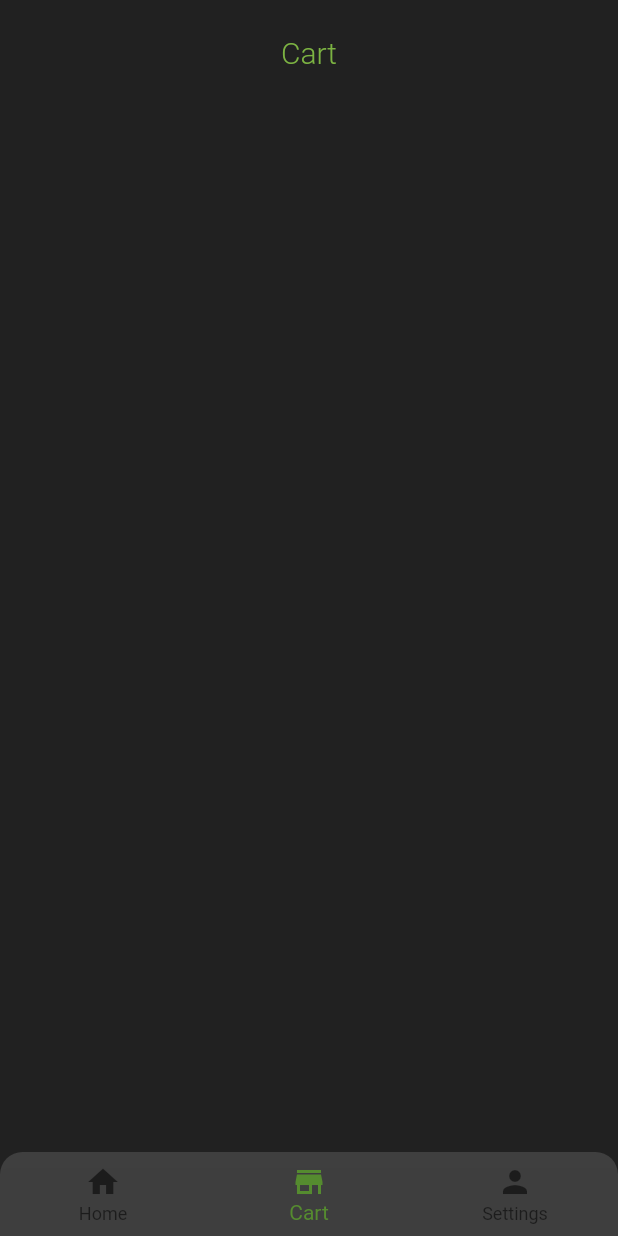
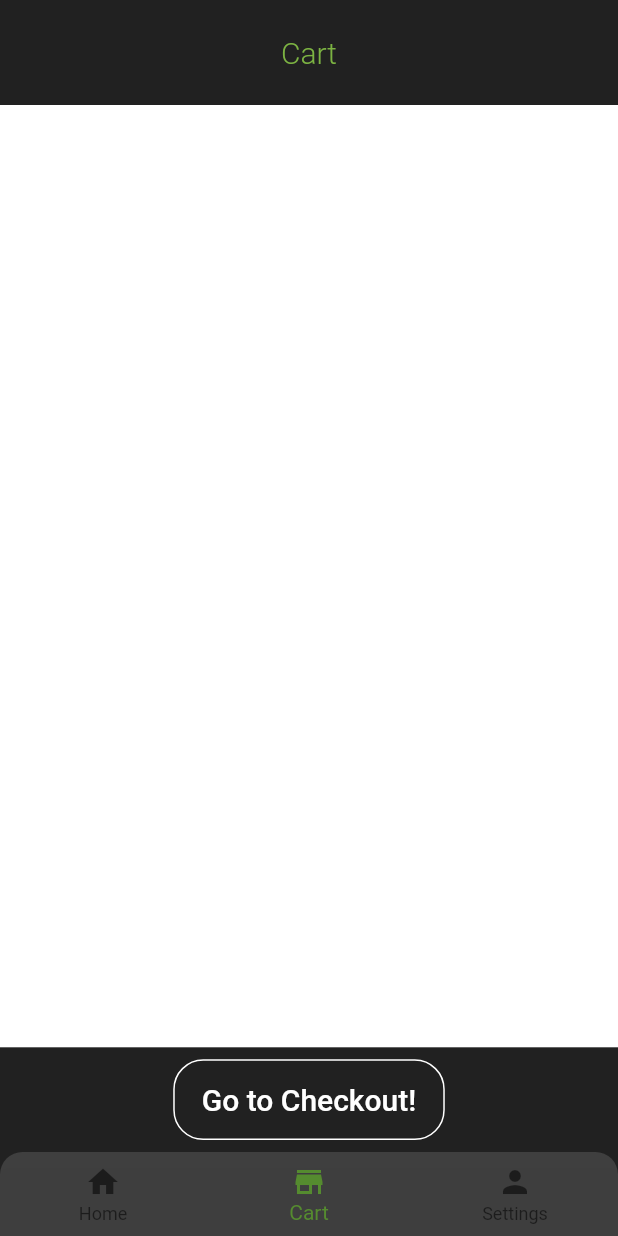
Before and after one commit to Magynon/ALBOOM, a Flutter app: the screen it shows after launch, item 2 of the bottom bar chosen, on a phone screen of 412 x 824 dp. Run offline on Flutter 3.47's test engine with Material 2 defaults, Android fonts, the light colour scheme and no system bars; our stand-ins replace share, slider_button.

Commit message:
Made lots of things

```diff
--- a/lib/Objects/bottomBarSection.dart
+++ /dev/null
@@ -1 +0,0 @@
-class Section {}
--- a/lib/main.dart
+++ b/lib/main.dart
@@ -13,10 +13,6 @@ class MyApp extends StatelessWidget {
         title: 'Music player',
         debugShowCheckedModeBanner: false,
         home: CurrentScreen(),
-        routes: <String, WidgetBuilder>{
-          '/Home': (context) => HomeScreen(),
-          '/Cart': (context) => CartScreen(itemList: null),
-        },
         theme: ThemeData(
           primaryColor: Colors.grey[900],
           accentColor: Colors.lightGreen[800],
--- a/lib/screens/cart_screen.dart
+++ b/lib/screens/cart_screen.dart
@@ -1,11 +1,10 @@
 import 'package:app/Objects/cartItem.dart';
-import 'package:app/components/bottomBar.dart';
-import 'package:app/components/topBarHome.dart';
 import 'package:flutter/material.dart';
+import 'package:slider_button/slider_button.dart';
 
 class CartScreen extends StatefulWidget {
-  final itemList;
-  const CartScreen({Key? key, required this.itemList}) : super(key: key);
+  final ListOfCartItems itemList;
+  CartScreen({Key? key, required this.itemList}) : super(key: key);
 
   @override
   _CartScreenState createState() => _CartScreenState();
@@ -14,8 +13,63 @@ class CartScreen extends StatefulWidget {
 class _CartScreenState extends State<CartScreen> {
   @override
   Widget build(BuildContext context) {
+    for (int i = 0; i < widget.itemList.listOfItems.length; i++) {
+      print(widget.itemList.listOfItems[i].item.name);
+      print(widget.itemList.listOfItems[i].quantity);
+    }
     return Scaffold(
-      body: Container(),
+      body: SafeArea(
+        child: Column(
+          children: [
+            Expanded(
+              flex: 9,
+              child: Container(
+                color: Colors.white,
+              ),
+            ),
+            Expanded(
+              flex: 1,
+              child: Padding(
+                padding: const EdgeInsets.all(8.0),
+                child: previewButton(),
+              ),
+            ),
+          ],
+        ),
+      ),
+    );
+  }
+
+  Widget previewButton() {
+    const double localHeight = 60;
+    return Row(
+      mainAxisAlignment: MainAxisAlignment.center,
+      children: [
+        Container(
+          height: localHeight,
+          decoration: BoxDecoration(
+            border: Border.all(width: 1.0, color: Colors.white),
+            borderRadius: BorderRadius.circular(20),
+          ),
+          child: Padding(
+            padding: const EdgeInsets.symmetric(horizontal: localHeight / 6),
+            child: TextButton(
+              style: ButtonStyle(
+                overlayColor: MaterialStateColor.resolveWith(
+                    (states) => Colors.transparent),
+              ),
+              onPressed: () => {},
+              child: Text(
+                'Go to Checkout!',
+                style: TextStyle(
+                  color: Colors.white,
+                  fontSize: localHeight / 3,
+                ),
+              ),
+            ),
+          ),
+        ),
+      ],
     );
   }
 }
--- a/lib/screens/current_screen.dart
+++ b/lib/screens/current_screen.dart
@@ -1,10 +1,7 @@
-import 'package:app/Objects/album.dart';
-import 'package:app/components/bottomBar.dart';
+import 'package:app/Objects/cartItem.dart';
 import 'package:app/components/topBarCart.dart';
 import 'package:app/components/topBarHome.dart';
 import 'package:app/components/topBarSettings.dart';
-import 'package:app/database/AlbumList.dart';
-import 'package:app/database/LatestNews.dart';
 import 'package:app/screens/cart_screen.dart';
 import 'package:app/screens/settings_screen.dart';
 import 'package:flutter/material.dart';
@@ -20,26 +17,27 @@ class CurrentScreen extends StatefulWidget {
 
 class _CurrentScreenState extends State<CurrentScreen> {
   int _selectedIndex = 0;
+  final itemList = ListOfCartItems();
+
   void _onItemTapped(int index) {
     setState(() {
       _selectedIndex = index;
     });
   }
 
-  static const List<Widget> _widgetOptions = <Widget>[
-    HomeScreen(),
-    CartScreen(itemList: null),
-    SettingsScreen(),
-  ];
-
-  static List<PreferredSizeWidget?> _appBarOptions = <PreferredSizeWidget?>[
-    HomeAppBar(),
-    CartAppBar(),
-    SettingsAppBar(),
-  ];
-
   @override
   Widget build(BuildContext context) {
+    List<Widget> _widgetOptions = <Widget>[
+      HomeScreen(itemList: itemList),
+      CartScreen(itemList: itemList),
+      SettingsScreen(),
+    ];
+
+    List<PreferredSizeWidget?> _appBarOptions = <PreferredSizeWidget?>[
+      HomeAppBar(),
+      CartAppBar(),
+      SettingsAppBar(),
+    ];
     return Scaffold(
       //
       appBar: _appBarOptions.elementAt(_selectedIndex),
--- a/pubspec.yaml
+++ b/pubspec.yaml
@@ -27,6 +27,7 @@ dependencies:
   english_words: ^4.0.0
   url_launcher: ^5.7.10
   share: ^2.0.4
+  slider_button: ^1.0.0
 
   # The following adds the Cupertino Icons font to your application.
   # Use with the CupertinoIcons class for iOS style icons.
```
Also changed, not shown: lib/database/AlbumList.dart (+9 -3 lines), lib/database/LatestNews.dart (+3 -4 lines), lib/screens/buyAlbum.dart (+81 -42 lines), lib/screens/home_screen.dart (+6 -6 lines), pubspec.lock, 3 other files.
